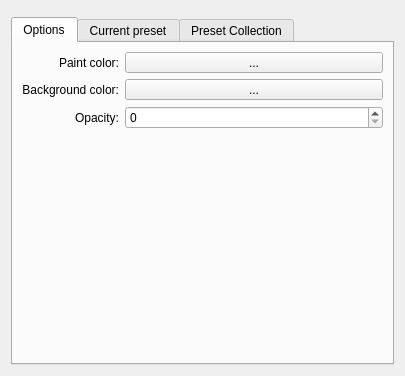
First picture: the form in libs/ui/forms/wdgpaintactioneditor.ui, repository KDE/krita, before the edit.
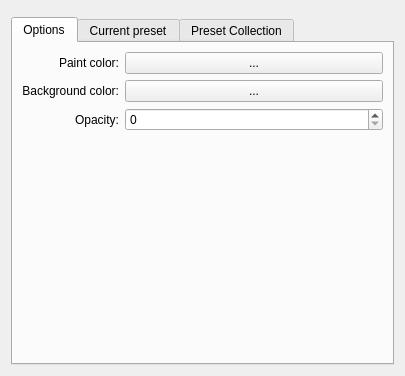
Second picture: the form after the edit. Custom widgets are drawn as their Qt base class.

Patch:
```diff
--- a/libs/ui/forms/wdgpaintactioneditor.ui
+++ b/libs/ui/forms/wdgpaintactioneditor.ui
@@ -34,19 +34,6 @@
          </property>
         </widget>
        </item>
-       <item row="0" column="1">
-        <widget class="QToolButton" name="paintColor">
-         <property name="sizePolicy">
-          <sizepolicy hsizetype="Expanding" vsizetype="Fixed">
-           <horstretch>0</horstretch>
-           <verstretch>0</verstretch>
-          </sizepolicy>
-         </property>
-         <property name="text">
-          <string>...</string>
-         </property>
-        </widget>
-       </item>
        <item row="1" column="0">
         <widget class="QLabel" name="label_2">
          <property name="text">
@@ -57,19 +44,6 @@
          </property>
         </widget>
        </item>
-       <item row="1" column="1">
-        <widget class="QToolButton" name="backgroundColor">
-         <property name="sizePolicy">
-          <sizepolicy hsizetype="Expanding" vsizetype="Fixed">
-           <horstretch>0</horstretch>
-           <verstretch>0</verstretch>
-          </sizepolicy>
-         </property>
-         <property name="text">
-          <string>...</string>
-         </property>
-        </widget>
-       </item>
        <item row="3" column="1">
         <spacer name="verticalSpacer">
          <property name="orientation">
@@ -112,6 +86,32 @@
          </property>
         </widget>
        </item>
+       <item row="0" column="1">
+        <widget class="KisColorButton" name="paintColor">
+         <property name="sizePolicy">
+          <sizepolicy hsizetype="Expanding" vsizetype="Fixed">
+           <horstretch>0</horstretch>
+           <verstretch>0</verstretch>
+          </sizepolicy>
+         </property>
+         <property name="text">
+          <string>...</string>
+         </property>
+        </widget>
+       </item>
+       <item row="1" column="1">
+        <widget class="KisColorButton" name="backgroundColor">
+         <property name="sizePolicy">
+          <sizepolicy hsizetype="Expanding" vsizetype="Fixed">
+           <horstretch>0</horstretch>
+           <verstretch>0</verstretch>
+          </sizepolicy>
+         </property>
+         <property name="text">
+          <string>...</string>
+         </property>
+        </widget>
+       </item>
       </layout>
      </widget>
      <widget class="QWidget" name="tab_2">
@@ -179,6 +179,11 @@
   </layout>
  </widget>
  <customwidgets>
+  <customwidget>
+   <class>KisColorButton</class>
+   <extends>QPushButton</extends>
+   <header>kis_color_button.h</header>
+  </customwidget>
   <customwidget>
    <class>KisIntParseSpinBox</class>
    <extends>QSpinBox</extends>
```
